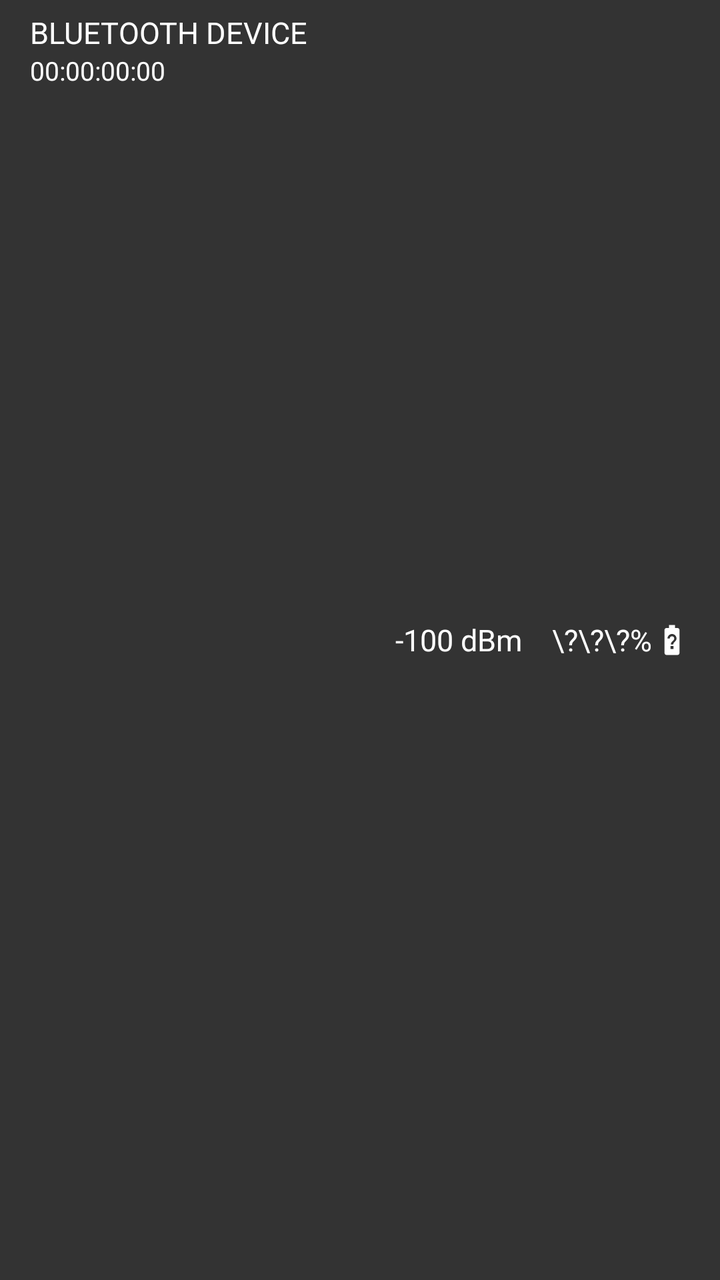
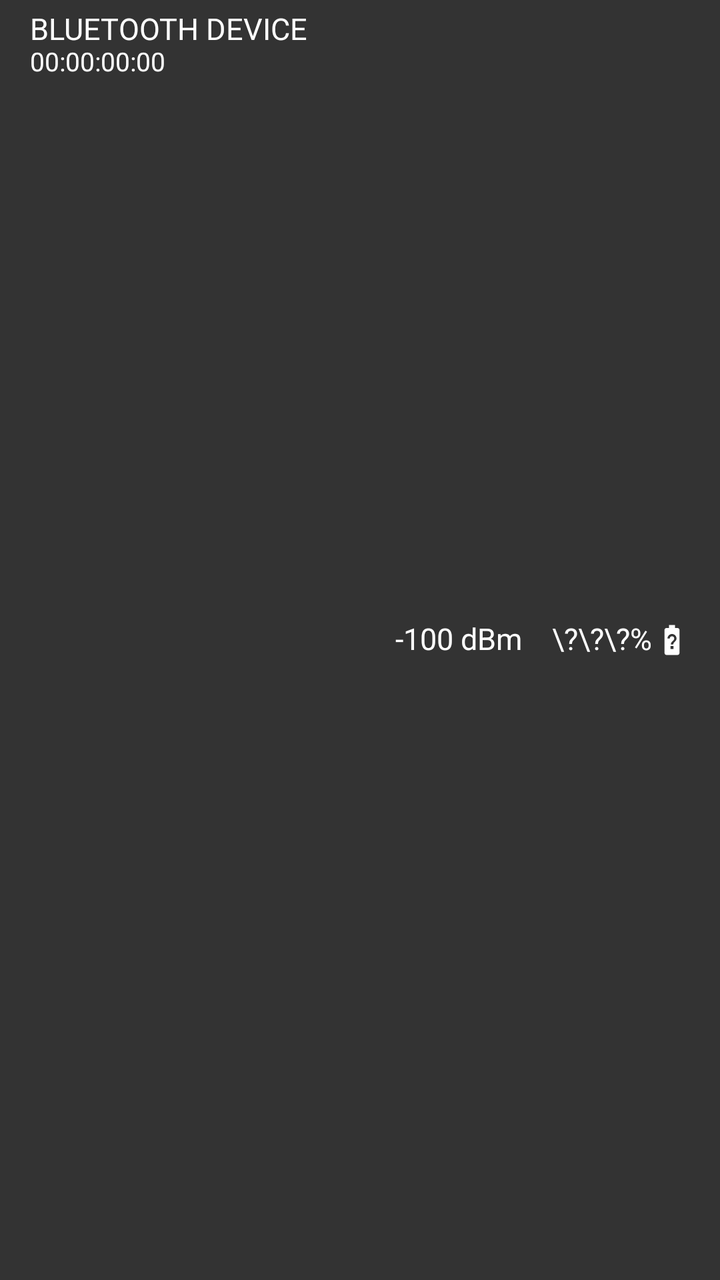

Compare the two renders of this Android layout. The source of the first and the diff that turns it into the second are given below.
<!-- AndroidManifest.xml: application theme Theme.GoSense -->
<!-- res/layout/dash_recyclerview_device_list_single.xml -->
<?xml version="1.0" encoding="utf-8"?>
<RelativeLayout xmlns:android="http://schemas.android.com/apk/res/android"
    xmlns:app="http://schemas.android.com/apk/res-auto"
    xmlns:tools="http://schemas.android.com/tools"
    android:id="@+id/deviceframe"
    android:orientation="horizontal"
    android:background="@drawable/selection_ripple"
    android:layout_width="match_parent"
    android:layout_height="50dp">

    <TextView
        android:id="@+id/devicename"
        android:layout_marginStart="15dp"
        android:layout_marginTop="6dp"
        android:textAlignment="center"
        android:text="BLUETOOTH DEVICE"
        android:textColor="@color/white"
        android:textSize="15sp"
        android:layout_width="wrap_content"
        android:layout_height="wrap_content" />

    <TextView
        android:id="@+id/deviceaddress"
        android:layout_below="@+id/devicename"
        android:layout_alignStart="@+id/devicename"
        android:textAlignment="center"
        android:text="00:00:00:00"
        android:textColor="@color/white"
        android:textSize="13sp"
        android:layout_width="wrap_content"
        android:layout_height="wrap_content" />

    <TextView
        android:id="@+id/devicerssi"
        android:layout_marginEnd="15dp"
        android:layout_centerVertical="true"
        android:layout_toLeftOf="@+id/devicebattery"
        android:textAlignment="center"
        android:text="-100 dBm"
        android:textColor="@color/white"
        android:textSize="15sp"
        android:layout_width="wrap_content"
        android:layout_height="wrap_content" />

    <TextView
        android:id="@+id/devicebattery"
        android:layout_toLeftOf="@+id/devicebatteryicon"
        android:layout_marginEnd="1dp"
        android:layout_centerVertical="true"
        android:textAlignment="center"
        android:text="\?\?\?%"
        android:textColor="@color/white"
        android:textSize="15sp"
        android:layout_width="wrap_content"
        android:layout_height="wrap_content" />

    <ImageView
        android:layout_alignParentEnd="true"
        android:layout_centerVertical="true"
        android:layout_marginEnd="15dp"
        app:tint="@color/white"
        android:tint="@color/white"
        android:id="@+id/devicebatteryicon"
        android:src="@drawable/ic_baseline_battery_unknown_24"
        android:layout_width="18dp"
        android:layout_height="18dp"
        tools:ignore="UseAppTint" />

</RelativeLayout>
<!-- resources referenced by this layout -->
<resources>
  <color name="white">#FFFFFFFF</color>
  <!-- drawable ic_baseline_battery_unknown_24 (drawable) -->
  <?xml version="1.0" encoding="utf-8"?>
  <vector xmlns:android="http://schemas.android.com/apk/res/android"
      android:tint="?attr/colorControlNormal"
      android:height="24dp"
      android:width="24dp"
      android:autoMirrored="true"
      android:viewportWidth="24"
      android:viewportHeight="24">
      <path
          android:fillColor="@android:color/white"
          android:pathData="M15.67,4L14,4L14,2h-4v2L8.33,4C7.6,4 7,4.6 7,5.33v15.33C7,21.4 7.6,22 8.33,22h7.33c0.74,0 1.34,-0.6 1.34,-1.33L17,5.33C17,4.6 16.4,4 15.67,4zM12.95,17.95h-1.9v-1.9h1.9v1.9zM14.3,12.69s-0.38,0.42 -0.67,0.71c-0.48,0.48 -0.83,1.15 -0.83,1.6h-1.6c0,-0.83 0.46,-1.52 0.93,-2l0.93,-0.94c0.27,-0.27 0.44,-0.65 0.44,-1.06 0,-0.83 -0.67,-1.5 -1.5,-1.5s-1.5,0.67 -1.5,1.5L9,11c0,-1.66 1.34,-3 3,-3s3,1.34 3,3c0,0.66 -0.27,1.26 -0.7,1.69z"/>
  </vector>
  <!-- drawable selection_ripple (drawable) -->
  <?xml version="1.0" encoding="utf-8"?>
  <ripple xmlns:android="http://schemas.android.com/apk/res/android"
      android:color="@color/grey_light">
  
      <item
          android:id="@android:id/mask"
          android:drawable="@color/grey_light" />
  
      <item>
          <shape android:shape="rectangle">
              <solid android:color="@color/grey_dark" />
          </shape>
      </item>
  
  </ripple>
  <style name="Theme.GoSense" parent="Theme.MaterialComponents.DayNight.NoActionBar">
          
          
          <item name="colorOnPrimary">@color/white</item>
          <item name="colorPrimary">@color/red</item>
          <item name="colorPrimaryVariant">@color/red_7</item>
  
          
          
          <item name="colorOnSecondary">@color/black</item>
          <item name="colorSecondary">@color/red</item>
          <item name="colorSecondaryVariant">@color/red_7</item>
  
          
          
          <item name="android:statusBarColor">@android:color/transparent</item>
  
          
      </style>
  <color name="grey_light">#999</color>
  <color name="grey_dark">#333</color>
  <color name="red">#FF0000</color>
  <color name="red_7">#7F0000</color>
  <color name="black">#FF000000</color>
</resources>

<!-- the commit's change to res/layout/dash_recyclerview_device_list_single.xml (unified diff, before → after) -->
@@ -1,21 +1,25 @@
 <?xml version="1.0" encoding="utf-8"?>
 <RelativeLayout xmlns:android="http://schemas.android.com/apk/res/android"
-    xmlns:app="http://schemas.android.com/apk/res-auto"
-    xmlns:tools="http://schemas.android.com/tools"
-    android:id="@+id/deviceframe"
-    android:orientation="horizontal"
-    android:background="@drawable/selection_ripple"
-    android:layout_width="match_parent"
-    android:layout_height="50dp">
+                xmlns:app="http://schemas.android.com/apk/res-auto"
+                xmlns:tools="http://schemas.android.com/tools"
+                android:id="@+id/deviceframe"
+                android:orientation="horizontal"
+                android:background="@drawable/selection_ripple"
+                android:layout_width="match_parent"
+                android:layout_height="wrap_content"
+                android:minHeight="50dp"
+                android:paddingTop="4dp"
+                android:paddingBottom="4dp">
 
     <TextView
         android:id="@+id/devicename"
         android:layout_marginStart="15dp"
-        android:layout_marginTop="6dp"
-        android:textAlignment="center"
+        android:layout_marginTop="2dp"
+        android:textAlignment="viewStart"
         android:text="BLUETOOTH DEVICE"
         android:textColor="@color/white"
         android:textSize="15sp"
+        android:includeFontPadding="false"
         android:layout_width="wrap_content"
         android:layout_height="wrap_content" />
 
@@ -23,10 +27,11 @@
         android:id="@+id/deviceaddress"
         android:layout_below="@+id/devicename"
         android:layout_alignStart="@+id/devicename"
-        android:textAlignment="center"
+        android:textAlignment="viewStart"
         android:text="00:00:00:00"
         android:textColor="@color/white"
         android:textSize="13sp"
+        android:includeFontPadding="false"
         android:layout_width="wrap_content"
         android:layout_height="wrap_content" />
 
@@ -39,6 +44,7 @@
         android:text="-100 dBm"
         android:textColor="@color/white"
         android:textSize="15sp"
+        android:includeFontPadding="false"
         android:layout_width="wrap_content"
         android:layout_height="wrap_content" />
 
@@ -51,6 +57,7 @@
         android:text="\?\?\?%"
         android:textColor="@color/white"
         android:textSize="15sp"
+        android:includeFontPadding="false"
         android:layout_width="wrap_content"
         android:layout_height="wrap_content" />
 
@@ -66,4 +73,4 @@
         android:layout_height="18dp"
         tools:ignore="UseAppTint" />
 
-</RelativeLayout>
+    </RelativeLayout>
